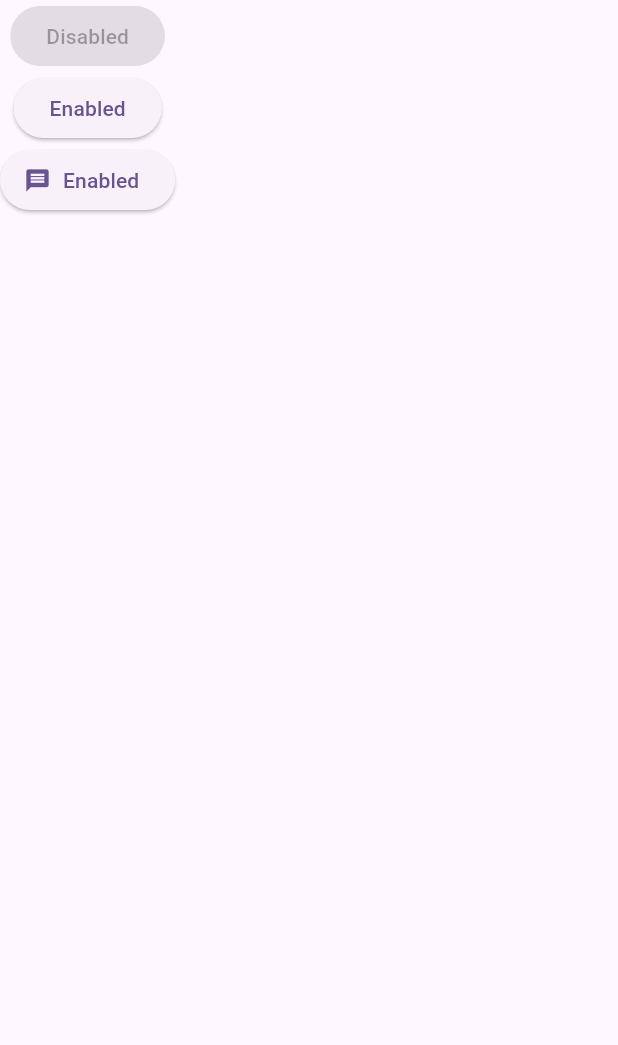
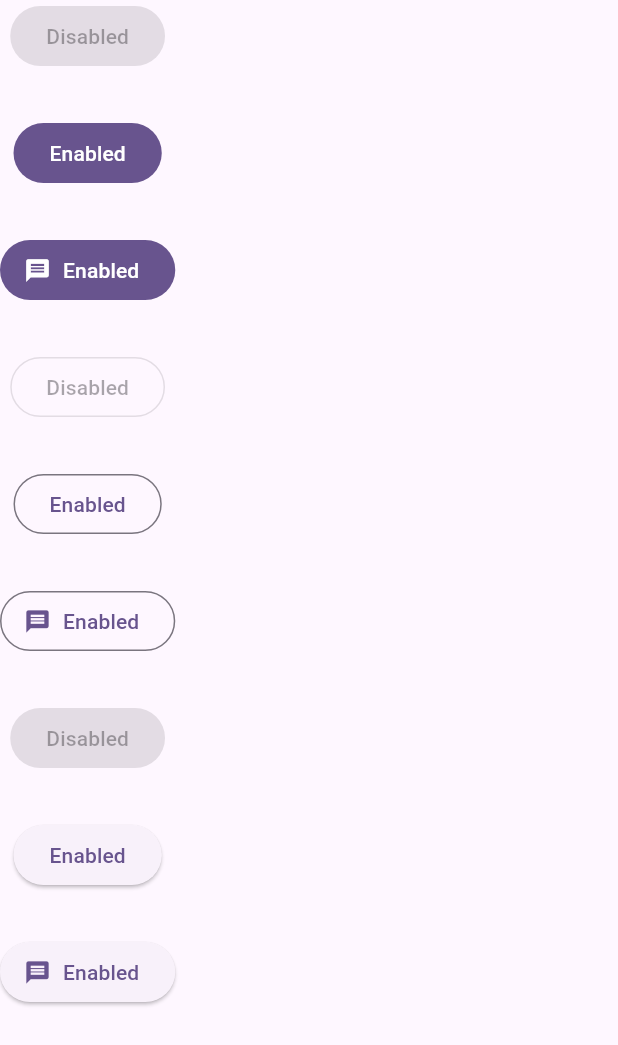
Before and after one commit to waizkamboh/flutter_widget, a Flutter app: the screen it shows after launch, on a phone screen of 412 x 824 dp. Shown: the top 1045 px of the screen. Run offline on Flutter 3.47's test engine with Material 3 defaults, Android fonts, the phone set to English and light mode, and no system bars; our stand-ins replace cached_network_image.

Commit message:
Elevated button, Outlined button, filled button

```diff
--- a/lib/main.dart
+++ b/lib/main.dart
@@ -3,6 +3,7 @@ import 'package:flutter_widget/widget/aspect_ratio.dart';
 import 'package:flutter_widget/widget/constraint_box.dart';
 import 'package:flutter_widget/widget/gridview/grid_view.dart';
 import 'package:flutter_widget/widget/input_and_interactive/elevated_button.dart';
+import 'package:flutter_widget/widget/input_and_interactive/filled_button.dart';
 import 'package:flutter_widget/widget/input_and_interactive/gesture_detector_widget.dart';
 import 'package:flutter_widget/widget/listview/list_view_builder.dart';
 import 'package:flutter_widget/widget/listview/list_view_seperator.dart';
@@ -37,7 +38,7 @@ class MyApp extends StatelessWidget {
       theme: ThemeData(
         colorScheme: ColorScheme.fromSeed(seedColor: Colors.deepPurple),
       ),
-      home: ElevatedButtonWidget(),
+      home: FilledButtonWidget(),
     );
   }
 }
--- a/lib/widget/input_and_interactive/elevated_button.dart
+++ b/lib/widget/input_and_interactive/elevated_button.dart
@@ -12,15 +12,18 @@ class _ElevatedButtonWidgetState extends State<ElevatedButtonWidget> {
   Widget build(BuildContext context) {
     return Scaffold(
       body: Column(
+        mainAxisSize: MainAxisSize.min,
         children: [
           ElevatedButton(
               onPressed: null,
               child: Text('Disabled')
           ),
+          SizedBox(height: 30,),
           ElevatedButton(
               onPressed: (){},
               child: Text('Enabled')
           ),
+          SizedBox(height: 30,),
           ElevatedButton.icon(
               onPressed: () {},
               label: Text('Enabled'),
--- /dev/null
+++ b/lib/widget/input_and_interactive/filled_button.dart
@@ -0,0 +1,71 @@
+import 'package:flutter/material.dart';
+
+class FilledButtonWidget extends StatefulWidget {
+  const FilledButtonWidget({super.key});
+
+  @override
+  State<FilledButtonWidget> createState() => _ElevatedButtonWidgetState();
+}
+
+class _ElevatedButtonWidgetState extends State<FilledButtonWidget> {
+  @override
+  Widget build(BuildContext context) {
+    return Scaffold(
+      body: Column(
+        mainAxisSize: MainAxisSize.min,
+        children: [
+          FilledButton(
+              onPressed: null,
+              child: Text('Disabled')
+          ),
+          SizedBox(height: 30,),
+          FilledButton(
+              onPressed: (){},
+              child: Text('Enabled')
+          ),
+          SizedBox(height: 30,),
+          FilledButton.icon(
+            onPressed: () {},
+            label: Text('Enabled'),
+            icon: Icon(Icons.message),
+          ),
+          SizedBox(height: 30,),
+
+          OutlinedButton(
+              onPressed: null,
+              child: Text('Disabled')
+          ),
+          SizedBox(height: 30,),
+          OutlinedButton(
+              onPressed: (){},
+              child: Text('Enabled')
+          ),
+          SizedBox(height: 30,),
+          OutlinedButton.icon(
+            onPressed: () {},
+            label: Text('Enabled'),
+            icon: Icon(Icons.message),
+          ),
+          SizedBox(height: 30,),
+
+          ElevatedButton(
+              onPressed: null,
+              child: Text('Disabled')
+          ),
+          SizedBox(height: 30,),
+          ElevatedButton(
+              onPressed: (){},
+              child: Text('Enabled')
+          ),
+          SizedBox(height: 30,),
+          ElevatedButton.icon(
+            onPressed: () {},
+            label: Text('Enabled'),
+            icon: Icon(Icons.message),
+          ),
+
+        ],
+      ),
+    );
+  }
+}
```
